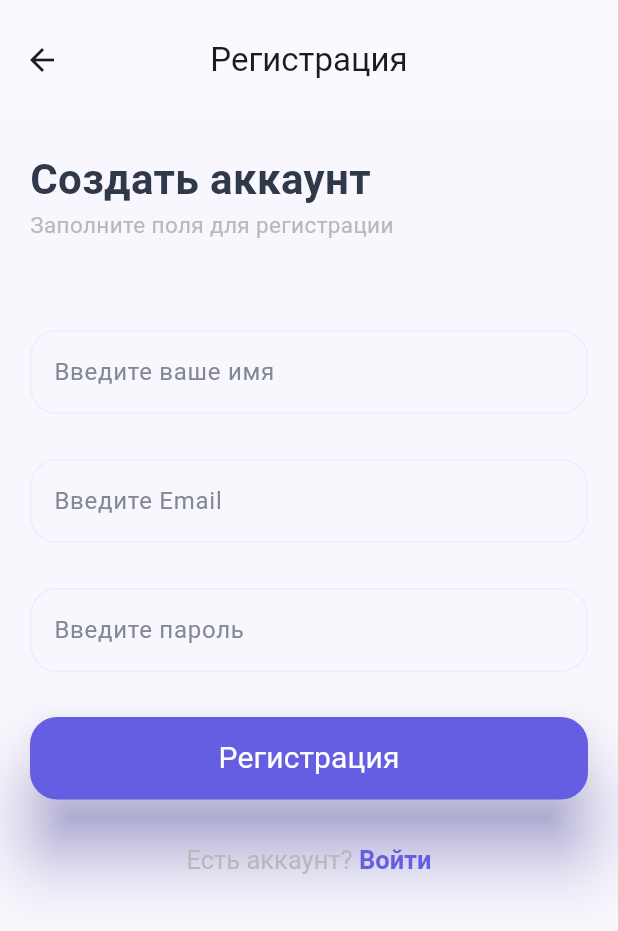
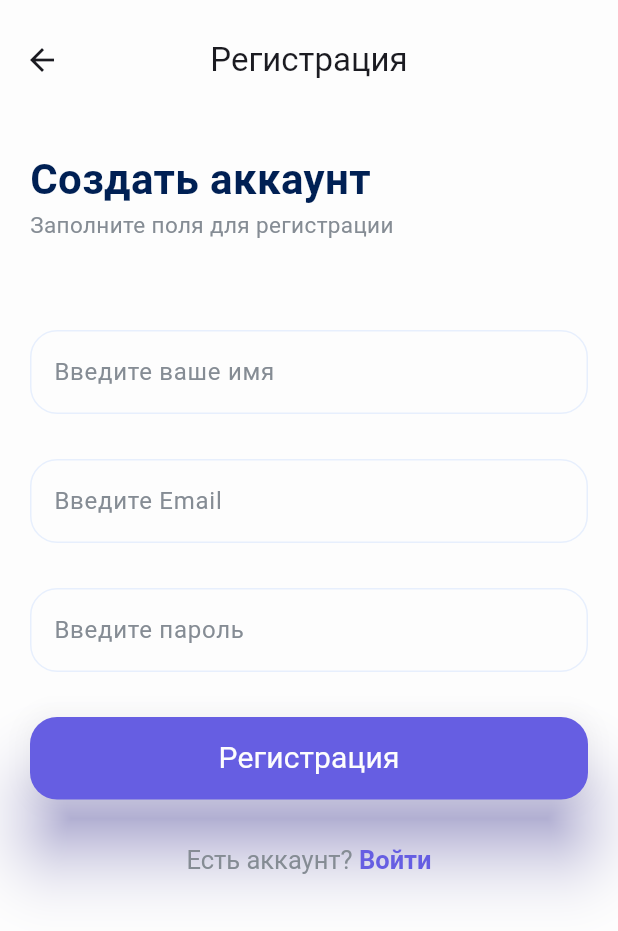
Before and after one commit to SawyerTheHollow/PersonalTaskTracker, a Flutter app: the RegisterScreen screen opened directly, on a phone screen of 412 x 824 dp. Shown: the top 931 px of the screen. Run offline on Flutter 3.47's test engine with Material 3 defaults, Android fonts, the phone set to English and light mode, and no system bars; our stand-ins replace dio, flutter_secure_storage, get_it, retrofit, table_calendar; accounts and stored records are empty; generated files the repository leaves out were written again.

Commit message:
Создана палитра проекта, все повторяющиеся цвета добавлены в палитру, все повторяющиеся цвета в коде заменены на вырианты из палитры

```diff
--- a/lib/ui/screens/register_screen.dart
+++ b/lib/ui/screens/register_screen.dart
@@ -9,6 +9,8 @@ import 'package:first_flutter_project/api/user.dart';
 import 'package:first_flutter_project/ui/screens/login_screen.dart';
 import 'package:first_flutter_project/injection/service_locator.dart';
 
+import '../shared/palette.dart';
+
 class RegisterScreen extends StatefulWidget {
   RegisterScreen({Key? key});
 
@@ -19,7 +21,7 @@ class RegisterScreen extends StatefulWidget {
 final RegExp emailRegex = RegExp(
   r"^[a-zA-Z0-9._%-]+@[a-zA-Z0-9.-]+\.[a-zA-Z]{2,}$",
 );
-const myThemeColor = Color(0xFF665EE2);
+
 final _formKey = GlobalKey<FormState>();
 TextEditingController _nameController = TextEditingController();
 TextEditingController _emailController = TextEditingController();
@@ -30,8 +32,9 @@ class _RegisterScreenState extends State<RegisterScreen> {
   Widget build(BuildContext context) {
     final apiClient = getIt<ApiClient>();
     return Scaffold(
-      backgroundColor: Color(0xFFF8F7FD),
+      backgroundColor: taskaBackground,
       appBar: AppBar(
+        backgroundColor: Colors.transparent,
         toolbarHeight: 80,
         title: Text("Регистрация"),
         centerTitle: true,
@@ -149,14 +152,14 @@ class _RegisterScreenState extends State<RegisterScreen> {
                         TextSpan(
                           text: "Есть аккаунт? ",
                           style: TextStyle(
-                            color: Color(0xFFB8B8BA),
+                            color: taskaTextGray,
                             fontSize: 17,
                           ),
                         ),
                         TextSpan(
                           text: "Войти",
                           style: TextStyle(
-                            color: myThemeColor,
+                            color: taskaPurplish,
                             fontWeight: FontWeight.bold,
                             fontSize: 17,
                           ),
--- /dev/null
+++ b/lib/ui/shared/palette.dart
@@ -0,0 +1,7 @@
+import 'dart:ui';
+
+const Color taskaPurplish = Color(0xFF665EE2);
+const Color taskaBackground = Color(0xFFFDFDFD);
+const Color taskaBorder = Color(0xFFE7EFFD);
+const Color taskaTextDark = Color(0xff002054);
+const Color taskaTextGray = Color(0xff858c94);
--- a/lib/ui/shared/taska_elevated_button.dart
+++ b/lib/ui/shared/taska_elevated_button.dart
@@ -1,3 +1,4 @@
+import 'package:first_flutter_project/ui/shared/palette.dart';
 import 'package:flutter/cupertino.dart';
 import 'package:flutter/material.dart';
 
@@ -21,17 +22,17 @@ class TaskaElevatedButton extends StatelessWidget {
     return ElevatedButton(
       onPressed: onPressed,
       style: ElevatedButton.styleFrom(
-        shadowColor: Color(0xFF665EE2),
+        shadowColor: taskaPurplish,
         elevation: 20,
         minimumSize: minimumSize,
         shape: RoundedRectangleBorder(borderRadius: BorderRadius.circular(18)),
-        backgroundColor: Color(0xFF665EE2),
+        backgroundColor: taskaPurplish,
       ),
       child: Text(
         text,
         style: TextStyle(
           fontSize: fontSize,
-          color: Colors.white,
+          color: taskaBackground,
           fontWeight: fontWeight,
         ),
       ),
--- a/lib/ui/shared/taska_text_form_field.dart
+++ b/lib/ui/shared/taska_text_form_field.dart
@@ -1,3 +1,4 @@
+import 'package:first_flutter_project/ui/shared/palette.dart';
 import 'package:flutter/cupertino.dart';
 import 'package:flutter/material.dart';
 
@@ -26,14 +27,14 @@ class _TaskaTextFormFieldState extends State<TaskaTextFormField> {
       validator: widget.validator,
       decoration: InputDecoration(
         labelText: widget.labelText,
-        labelStyle: TextStyle(color: Color(0xFF838993)),
+        labelStyle: TextStyle(color: taskaTextGray),
         enabledBorder: OutlineInputBorder(
           borderRadius: BorderRadius.circular(18),
-          borderSide: BorderSide(color: Color(0xFFE7EFFD)),
+          borderSide: BorderSide(color: taskaBorder),
         ),
         focusedBorder: OutlineInputBorder(
           borderRadius: BorderRadius.circular(18),
-          borderSide: BorderSide(color: Color(0xFF665EE2)),
+          borderSide: BorderSide(color: taskaPurplish),
         ),
       ),
     );
--- a/lib/ui/shared/taska_title_text.dart
+++ b/lib/ui/shared/taska_title_text.dart
@@ -1,3 +1,4 @@
+import 'package:first_flutter_project/ui/shared/palette.dart';
 import 'package:flutter/cupertino.dart';
 
 class TaskaTitleText extends StatelessWidget {
@@ -36,7 +37,7 @@ class TaskaTitleText extends StatelessWidget {
           textAlign: textAlign,
           style: TextStyle(
             fontSize: topFontSize,
-            color: Color(0xFF2F394A),
+            color: taskaTextDark,
             fontWeight: topFontWeight,
             height: height,
           ),
@@ -47,7 +48,7 @@ class TaskaTitleText extends StatelessWidget {
           textAlign: textAlign,
           style: TextStyle(
             fontSize: bottomFontSize,
-            color: Color(0xFFB8B8BA),
+            color: taskaTextGray,
             fontWeight: bottomFontWeight,
           ),
         ),
```
Also changed, not shown: lib/models/task.dart (added, +23 -0 lines), lib/ui/screens/login_screen.dart (+14 -4 lines), lib/ui/screens/splash_screen.dart (+5 -4 lines).
